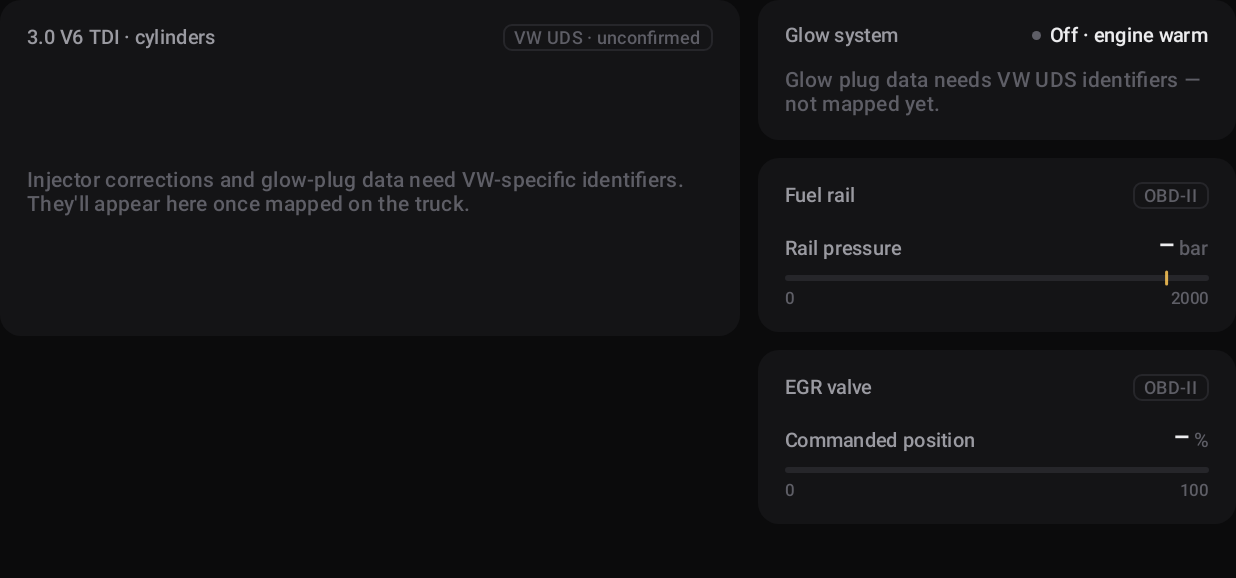
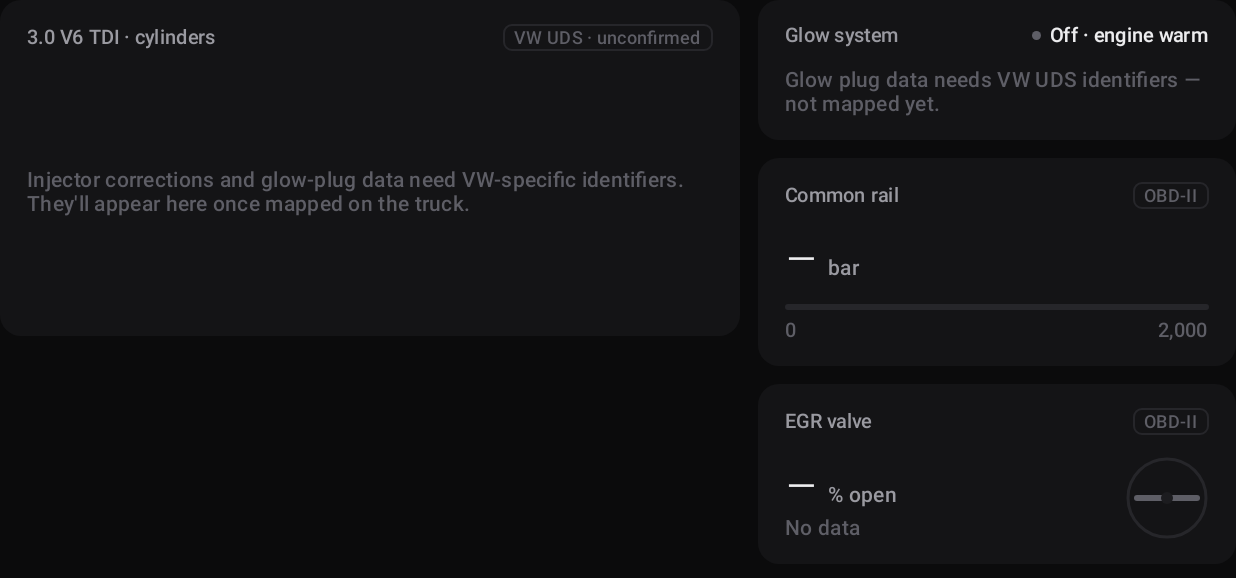
Before and after one commit to Juanro-M/Project-Ingwe, an Android app built with Jetpack Compose: the composable EnginePage shown on its own in the app's theme, on a phone screen of 824 x 412 dp (held sideways). Shown: the top 578 px of the screen. Run offline under Robolectric (Android 15) with nearby library versions, the phone set to English and light mode, and no system bars; 1 statement that could not run was skipped.

Commit message:
version bump

```diff
--- a/app/build.gradle.kts
+++ b/app/build.gradle.kts
@@ -14,8 +14,8 @@ android {
         // Head units often report a spoofed Android version; many UIS8581A units really run Android 9/10.
         minSdk = 24
         targetSdk = 35
-        versionCode = 4
-        versionName = "0.4.0-M1"
+        versionCode = 5
+        versionName = "0.4.1-M1"
         testInstrumentationRunner = "androidx.test.runner.AndroidJUnitRunner"
     }
 
--- a/app/src/main/java/io/ingwe/dash/data/vehicle/VehicleRepository.kt
+++ b/app/src/main/java/io/ingwe/dash/data/vehicle/VehicleRepository.kt
@@ -153,7 +153,7 @@ class VehicleRepository(
             gear = d.gear, lockup = d.lockup, atfTempC = d.atfTempC,
             steeringDeg = d.steeringDeg, pitchDeg = d.pitchDeg, rollDeg = d.rollDeg,
             wheelSlip = d.wheelSlip, rearDiff = d.rearDiff, rearTorquePct = d.rearTorquePct,
-            mafExpectedGs = d.mafExpectedGs, injectorCorrections = d.injectorCorrections,
+            mafExpectedGs = d.mafExpectedGs, railTargetBar = d.railTargetBar, injectorCorrections = d.injectorCorrections,
             glowOhms = d.glowOhms, glowPhase = d.glowPhase, glowSecondsLeft = d.glowSecondsLeft,
         )
     }
--- a/app/src/main/java/io/ingwe/dash/data/vehicle/VehicleState.kt
+++ b/app/src/main/java/io/ingwe/dash/data/vehicle/VehicleState.kt
@@ -54,6 +54,8 @@ data class VehicleState(
     val ambientC: Float = NaN,
     val baroKPa: Float = NaN,
     val railBar: Float = NaN,
+    /** ECU's requested rail pressure (not a standard PID; VW UDS, not yet mapped). */
+    val railTargetBar: Float = NaN,
     val egrPct: Float = NaN,
     val atfTempC: Float = NaN,
     val gear: String? = null,
@@ -110,6 +112,7 @@ data class VehicleState(
                 speedKmH = 0f, boostKPa = 83.4f, targetBoostKPa = 83.4f, engineLoadPct = 0f, torqueNm = 0f,
                 fuelRateLh = 0f, mafGs = 0f, mafExpectedGs = 0f,
                 railBar = if (key == IgnitionState.CRANKING) 240f else 0f,
+                railTargetBar = if (key == IgnitionState.CRANKING) 300f else 0f,
                 batteryV = if (key == IgnitionState.CRANKING) 10.4f else 12.3f,
                 egtC = 40f, vgtPct = 0f, egrPct = 0f, gear = "P",
                 wheelSlip = WheelSlip(0f, 0f, 0f, 0f),
@@ -153,6 +156,7 @@ data class VehicleState(
                 ambientC = 24f,
                 baroKPa = 83.4f,
                 railBar = 290f + t * 1480f,
+                railTargetBar = (290f + t * 1480f) * 1.012f,
                 egrPct = max(0f, 45f - t * 55f),
                 atfTempC = 82f + t * 14f,
                 gear = "D$gearIndex",
--- a/app/src/main/java/io/ingwe/dash/ui/pages/EnginePage.kt
+++ b/app/src/main/java/io/ingwe/dash/ui/pages/EnginePage.kt
@@ -34,7 +34,6 @@ import androidx.compose.ui.text.rememberTextMeasurer
 import androidx.compose.ui.unit.dp
 import io.ingwe.dash.data.vehicle.GlowPhase
 import io.ingwe.dash.data.vehicle.VehicleState
-import io.ingwe.dash.ui.components.gauges.LinearMeter
 import io.ingwe.dash.ui.components.gauges.NeedleSpring
 import io.ingwe.dash.ui.components.gauges.Panel
 import io.ingwe.dash.ui.components.gauges.StatusDot
@@ -75,11 +74,11 @@ fun EnginePage(car: VehicleState) {
             ) {
                 GlowCard(car)
             }
-            Panel(Modifier.fillMaxWidth(), title = "Fuel rail", trailing = { SourceTag("OBD-II") }) {
-                LinearMeter("Rail pressure", car.railBar, "bar", 0f, 2000f, cautionAt = 1800f)
+            Panel(Modifier.fillMaxWidth(), title = "Common rail", trailing = { SourceTag("OBD-II") }) {
+                RailReadout(car.railBar, car.railTargetBar)
             }
             Panel(Modifier.fillMaxWidth(), title = "EGR valve", trailing = { SourceTag("OBD-II") }) {
-                LinearMeter("Commanded position", car.egrPct, "%", 0f, 100f)
+                EgrReadout(car.egrPct)
             }
         }
     }
--- /dev/null
+++ b/app/src/main/java/io/ingwe/dash/ui/pages/SimpleVisuals.kt
@@ -0,0 +1,168 @@
+package io.ingwe.dash.ui.pages
+
+import androidx.compose.animation.core.animateFloatAsState
+import androidx.compose.foundation.background
+import androidx.compose.foundation.layout.*
+import androidx.compose.foundation.shape.CircleShape
+import androidx.compose.foundation.shape.RoundedCornerShape
+import androidx.compose.material3.Text
+import androidx.compose.runtime.Composable
+import androidx.compose.runtime.derivedStateOf
+import androidx.compose.runtime.getValue
+import androidx.compose.runtime.remember
+import androidx.compose.ui.Alignment
+import androidx.compose.ui.Modifier
+import androidx.compose.ui.draw.clip
+import androidx.compose.ui.draw.drawBehind
+import androidx.compose.ui.geometry.CornerRadius
+import androidx.compose.ui.geometry.Offset
+import androidx.compose.ui.geometry.Size
+import androidx.compose.ui.graphics.StrokeCap
+import androidx.compose.ui.graphics.drawscope.Stroke
+import androidx.compose.ui.text.font.FontWeight
+import androidx.compose.ui.unit.dp
+import androidx.compose.ui.unit.sp
+import io.ingwe.dash.data.vehicle.LockupState
+import io.ingwe.dash.ui.components.gauges.LocalIgnitionSweep
+import io.ingwe.dash.ui.components.gauges.NeedleSpring
+import io.ingwe.dash.ui.components.gauges.sweepTowards
+import io.ingwe.dash.ui.theme.*
+import kotlin.math.cos
+import kotlin.math.roundToInt
+import kotlin.math.sin
+
+private val BigNumber = ReadoutLarge.copy(fontSize = 34.sp)
+
+/** Common rail: big pressure number, one bar, a white tick at the ECU's target. */
+@Composable
+fun RailReadout(railBar: Float, targetBar: Float) {
+    val max = 2000f
+    val sweep = LocalIgnitionSweep.current
+    val animated = animateFloatAsState(if (railBar.isNaN()) 0f else railBar, NeedleSpring, label = "rail")
+    val text by remember(animated) { derivedStateOf { "%,d".format(animated.value.roundToInt()) } }
+
+    Row(verticalAlignment = Alignment.Bottom) {
+        Text(if (railBar.isNaN()) "–" else text, style = BigNumber, color = IngweTextPrimary)
+        Spacer(Modifier.width(6.dp))
+        Text("bar", style = PageLabel, color = IngweTextSecondary, modifier = Modifier.padding(bottom = 6.dp).weight(1f))
+        if (!targetBar.isNaN()) {
+            Text("target %,d".format(targetBar.roundToInt()), style = PageLabel, color = IngweTextSecondary, modifier = Modifier.padding(bottom = 6.dp))
+        }
+    }
+    Spacer(Modifier.height(10.dp))
+    Spacer(
+        Modifier.fillMaxWidth().height(4.dp).drawBehind {
+            val corner = CornerRadius(2.dp.toPx())
+            drawRoundRect(IngweHairline, cornerRadius = corner)
+            val v = sweepTowards(animated.value, max, sweep.value)
+            val fill = if (v >= 1800f) IngweCaution else IngweTeal
+            drawRoundRect(fill, size = Size(size.width * (v / max).coerceIn(0f, 1f), size.height), cornerRadius = corner)
+            if (!targetBar.isNaN()) {
+                val x = size.width * (targetBar / max).coerceIn(0f, 1f)
+                drawRect(IngweTextPrimary, Offset(x - 1.dp.toPx(), -4.dp.toPx()), Size(2.dp.toPx(), size.height + 8.dp.toPx()))
+            }
+        },
+    )
+    Spacer(Modifier.height(6.dp))
+    Row(Modifier.fillMaxWidth()) {
+        Text("0", style = PageSmall, color = IngweTextTertiary, modifier = Modifier.weight(1f))
+        Text("2,000", style = PageSmall, color = IngweTextTertiary)
+    }
+}
+
+/** EGR: big % open next to a butterfly-valve symbol (flat = closed, upright = fully open). */
+@Composable
+fun EgrReadout(openPct: Float) {
+    val sweep = LocalIgnitionSweep.current
+    val animated = animateFloatAsState(if (openPct.isNaN()) 0f else openPct, NeedleSpring, label = "egr")
+    val text by remember(animated) { derivedStateOf { animated.value.roundToInt().coerceIn(0, 100).toString() } }
+
+    Row(verticalAlignment = Alignment.CenterVertically) {
+        Column(Modifier.weight(1f)) {
+            Row(verticalAlignment = Alignment.Bottom) {
+                Text(if (openPct.isNaN()) "–" else text, style = BigNumber, color = IngweTextPrimary)
+                Spacer(Modifier.width(6.dp))
+                Text("% open", style = PageLabel, color = IngweTextSecondary, modifier = Modifier.padding(bottom = 6.dp))
+            }
+            Text(
+                when {
+                    openPct.isNaN() -> "No data"
+                    openPct < 3f -> "Closed"
+                    openPct > 30f -> "Recirculating exhaust"
+                    else -> "Slightly open"
+                },
+                style = PageLabel,
+                color = IngweTextTertiary,
+            )
+        }
+        Spacer(
+            Modifier.size(56.dp).drawBehind {
+                val r = size.minDimension / 2f - 2.dp.toPx()
+                drawCircle(IngweHairline, r, style = Stroke(2.dp.toPx()))
+                val open = sweepTowards(animated.value, 100f, sweep.value) / 100f
+                val a = open * Math.PI.toFloat() / 2f
+                val l = r - 6.dp.toPx()
+                drawLine(
+                    if (open > 0.02f) IngweAccent else IngweTextTertiary,
+                    Offset(center.x - cos(a) * l, center.y - sin(a) * l),
+                    Offset(center.x + cos(a) * l, center.y + sin(a) * l),
+                    4.dp.toPx(), StrokeCap.Round,
+                )
+                drawCircle(IngweSurfaceHigh, 4.dp.toPx())
+            },
+        )
+    }
+}
+
+/** Gearbox: P R N D · 1–8 with the current gear lit, and one converter status line. */
+@Composable
+fun GearboxRow(gear: String?, lockup: LockupState?) {
+    val mode = gear?.firstOrNull()?.toString() ?: "–"
+    val number = gear?.drop(1)?.toIntOrNull()
+    val slipping = lockup == LockupState.SLIP
+
+    Row(verticalAlignment = Alignment.CenterVertically) {
+        listOf("P", "R", "N", "D").forEach { GearCell(it, lit = it == mode, numbered = false, slipping = false) }
+        Spacer(Modifier.width(14.dp))
+        (1..8).forEach { GearCell("$it", lit = it == number, numbered = true, slipping = slipping) }
+    }
+    Spacer(Modifier.height(10.dp))
+    Row(verticalAlignment = Alignment.CenterVertically) {
+        Box(Modifier.size(8.dp).clip(CircleShape).background(if (lockup == null) IngweTextTertiary else if (slipping) IngweCaution else IngweTeal))
+        Spacer(Modifier.width(8.dp))
+        Text(
+            when (lockup) {
+                null -> "Torque converter –"
+                LockupState.SLIP -> "Torque converter slipping"
+                LockupState.LOCKED -> "Torque converter locked"
+                LockupState.OPEN -> "Torque converter open"
+            },
+            style = PageLabel,
+            color = IngweTextPrimary,
+        )
+    }
+}
+
+@Composable
+private fun GearCell(label: String, lit: Boolean, numbered: Boolean, slipping: Boolean) {
+    val bg = when {
+        !lit -> androidx.compose.ui.graphics.Color.Transparent
+        !numbered -> IngweSurfaceHigh
+        slipping -> IngweCaution
+        else -> IngweAccent
+    }
+    Box(
+        Modifier
+            .padding(horizontal = 2.dp)
+            .size(width = 36.dp, height = 34.dp)
+            .clip(RoundedCornerShape(7.dp))
+            .background(bg),
+        contentAlignment = Alignment.Center,
+    ) {
+        Text(
+            label,
+            style = PageValueSmall.copy(fontSize = 17.sp, fontWeight = if (lit) FontWeight.SemiBold else FontWeight.Medium),
+            color = if (!lit) IngweTextTertiary else if (numbered) IngweOnAccent else IngweTextPrimary,
+        )
+    }
+}
```
Also changed, not shown: app/src/main/java/io/ingwe/dash/ui/dashboard/DashboardScreen.kt (+4 -5 lines).
